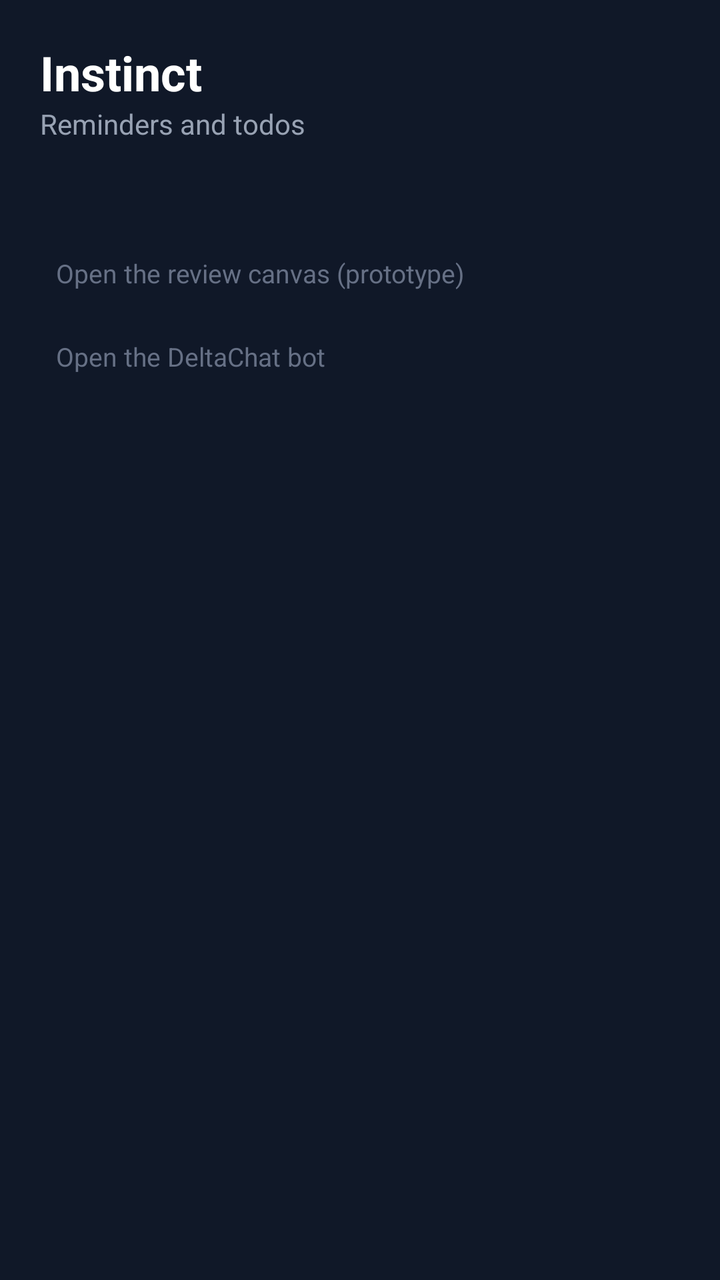
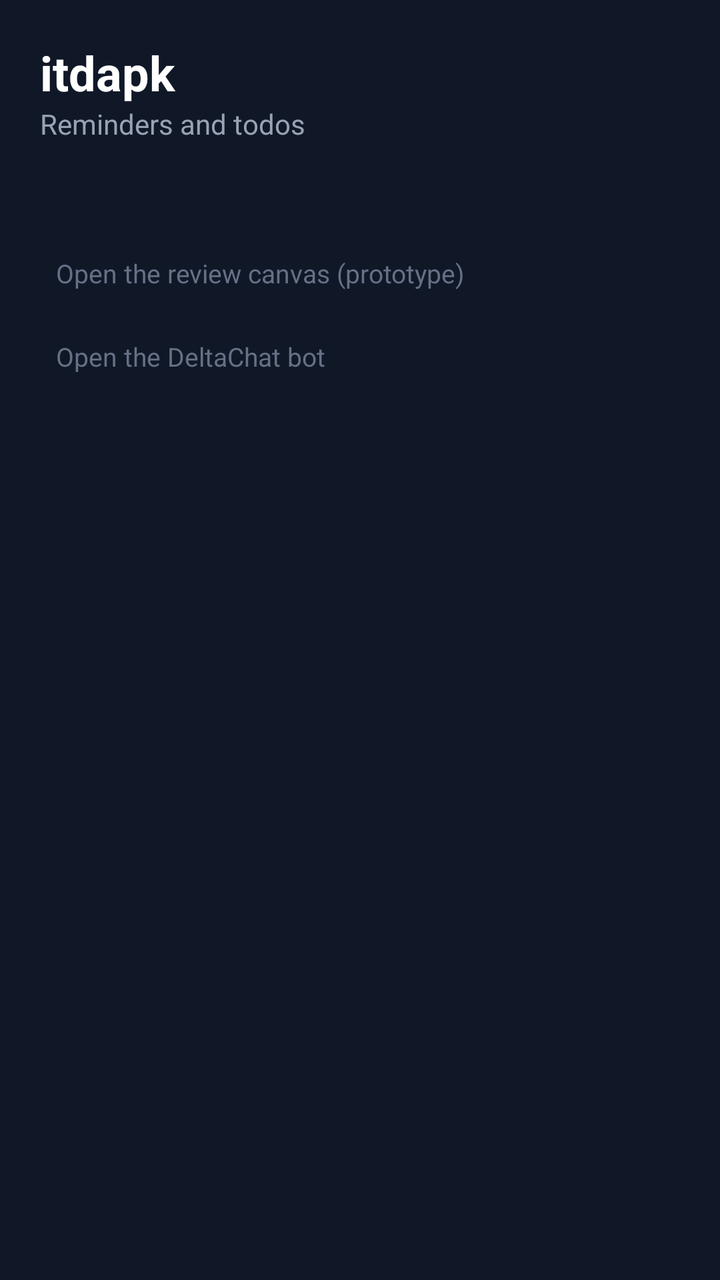

Two renders of the same Android screen: before a commit and after it. Below are the layout's source before the change and the commit's diff.
<!-- AndroidManifest.xml: application theme AppTheme -->
<!-- res/layout/activity_main.xml -->
<?xml version="1.0" encoding="utf-8"?>
<LinearLayout xmlns:android="http://schemas.android.com/apk/res/android"
    android:layout_width="match_parent" android:layout_height="match_parent"
    android:orientation="vertical" android:background="#101828" android:padding="20dp">

    <TextView android:id="@+id/title" android:layout_width="match_parent" android:layout_height="wrap_content"
        android:text="Instinct" android:textColor="#FFFFFF" android:textSize="24sp" android:textStyle="bold" />
    <TextView android:id="@+id/subtitle" android:layout_width="match_parent" android:layout_height="wrap_content"
        android:text="Reminders and todos" android:textColor="#98A2B3" android:textSize="14sp"
        android:layout_marginBottom="16dp" />

    <LinearLayout android:id="@+id/pairingPane" android:layout_width="match_parent" android:layout_height="wrap_content"
        android:orientation="vertical" android:visibility="gone">
        <TextView android:layout_width="match_parent" android:layout_height="wrap_content"
            android:text="Pair this phone with Instinct" android:textColor="#F59E0B" android:textSize="16sp" android:textStyle="bold" />
        <TextView android:layout_width="match_parent" android:layout_height="wrap_content"
            android:layout_marginTop="8dp" android:textColor="#D0D5DD" android:textSize="14sp"
            android:text="1. Tap the button below to create this phone's private key.\n2. Send the shown public key to Instinct on WhatsApp (it is not secret).\n3. Instinct encrypts your list so only this phone can read it.\n4. Come back and tap Sync now." />
        <Button android:id="@+id/generateKey" android:layout_width="match_parent" android:layout_height="wrap_content"
            android:layout_marginTop="16dp" android:text="Create pairing key" />
        <TextView android:id="@+id/pubkeyLabel" android:layout_width="match_parent" android:layout_height="wrap_content"
            android:layout_marginTop="16dp" android:text="Your public key:" android:textColor="#98A2B3"
            android:textSize="12sp" android:visibility="gone" />
        <TextView android:id="@+id/pubkey" android:layout_width="match_parent" android:layout_height="wrap_content"
            android:textColor="#FFFFFF" android:textSize="12sp" android:textIsSelectable="true"
            android:background="#1D2939" android:padding="12dp" android:visibility="gone" />
        <Button android:id="@+id/copyKey" android:layout_width="match_parent" android:layout_height="wrap_content"
            android:layout_marginTop="8dp" android:text="Copy public key" android:visibility="gone" />
        <TextView android:layout_width="match_parent" android:layout_height="wrap_content"
            android:layout_marginTop="16dp" android:text="Feed address (only for public builds without one built in):"
            android:textColor="#98A2B3" android:textSize="12sp" />
        <EditText android:id="@+id/feedUrlInput" android:layout_width="match_parent" android:layout_height="wrap_content"
            android:layout_marginTop="4dp" android:hint="https://files.instinct.com/..." android:textColor="#FFFFFF"
            android:textColorHint="#475467" android:textSize="13sp" android:background="#1D2939" android:padding="12dp"
            android:inputType="textUri" />
        <Button android:id="@+id/saveFeedUrl" android:layout_width="match_parent" android:layout_height="wrap_content"
            android:layout_marginTop="8dp" android:text="Save feed address" />
    </LinearLayout>

    <LinearLayout android:id="@+id/listPane" android:layout_width="match_parent" android:layout_height="0dp"
        android:layout_weight="1" android:orientation="vertical" android:visibility="gone">
        <ListView android:id="@+id/list" android:layout_width="match_parent" android:layout_height="0dp"
            android:layout_weight="1" android:divider="#1D2939" android:dividerHeight="1dp" />
        <TextView android:id="@+id/empty" android:layout_width="match_parent" android:layout_height="wrap_content"
            android:text="Nothing synced yet. Tap Sync now." android:textColor="#98A2B3" android:textSize="14sp"
            android:padding="12dp" android:visibility="gone" />
    </LinearLayout>

    <TextView android:id="@+id/lastSync" android:layout_width="match_parent" android:layout_height="wrap_content"
        android:layout_marginTop="8dp" android:textColor="#667085" android:textSize="12sp" />
    <ProgressBar android:id="@+id/syncProgress" style="?android:attr/progressBarStyleHorizontal"
        android:layout_width="match_parent" android:layout_height="wrap_content"
        android:layout_marginTop="4dp" android:max="100" android:visibility="gone" />
    <Button android:id="@+id/syncNow" android:layout_width="match_parent" android:layout_height="wrap_content"
        android:layout_marginTop="8dp" android:text="Sync now" android:visibility="gone" />
    <TextView android:id="@+id/repair" android:layout_width="match_parent" android:layout_height="wrap_content"
        android:layout_marginTop="8dp" android:text="Re-pair this phone" android:textColor="#667085"
        android:textSize="13sp" android:padding="8dp" android:visibility="gone" />
    <TextView android:id="@+id/openCanvas" android:layout_width="match_parent" android:layout_height="wrap_content"
        android:layout_marginTop="8dp" android:text="Open the review canvas (prototype)" android:textColor="#667085"
        android:textSize="13sp" android:padding="8dp" />
    <TextView android:id="@+id/openBot" android:layout_width="match_parent" android:layout_height="wrap_content"
        android:layout_marginTop="8dp" android:text="Open the DeltaChat bot" android:textColor="#667085"
        android:textSize="13sp" android:padding="8dp" />
    <TextView android:id="@+id/updateLine" android:layout_width="match_parent" android:layout_height="wrap_content"
        android:layout_marginTop="8dp" android:textColor="#F59E0B" android:textSize="12sp"
        android:padding="4dp" android:visibility="gone" />
    <ProgressBar android:id="@+id/updateProgress" style="?android:attr/progressBarStyleHorizontal"
        android:layout_width="match_parent" android:layout_height="wrap_content"
        android:layout_marginTop="4dp" android:max="100" android:visibility="gone" />
    <TextView android:id="@+id/version" android:layout_width="match_parent" android:layout_height="wrap_content"
        android:text="" android:textColor="#475467" android:textSize="11sp" android:gravity="end" />
</LinearLayout>
<!-- resources referenced by this layout -->
<resources>
  <style name="AppTheme" parent="android:Theme.Material.NoActionBar">
          <item name="android:windowBackground">@android:color/black</item>
          <item name="android:statusBarColor">#101828</item>
          <item name="android:navigationBarColor">#101828</item>
          <item name="android:colorAccent">#F59E0B</item>
      </style>
</resources>

<!-- the commit's change to res/layout/activity_main.xml (unified diff, before → after) -->
@@ -4,7 +4,7 @@
     android:orientation="vertical" android:background="#101828" android:padding="20dp">
 
     <TextView android:id="@+id/title" android:layout_width="match_parent" android:layout_height="wrap_content"
-        android:text="Instinct" android:textColor="#FFFFFF" android:textSize="24sp" android:textStyle="bold" />
+        android:text="itdapk" android:textColor="#FFFFFF" android:textSize="24sp" android:textStyle="bold" />
     <TextView android:id="@+id/subtitle" android:layout_width="match_parent" android:layout_height="wrap_content"
         android:text="Reminders and todos" android:textColor="#98A2B3" android:textSize="14sp"
         android:layout_marginBottom="16dp" />
@@ -12,10 +12,10 @@
     <LinearLayout android:id="@+id/pairingPane" android:layout_width="match_parent" android:layout_height="wrap_content"
         android:orientation="vertical" android:visibility="gone">
         <TextView android:layout_width="match_parent" android:layout_height="wrap_content"
-            android:text="Pair this phone with Instinct" android:textColor="#F59E0B" android:textSize="16sp" android:textStyle="bold" />
+            android:text="Pair this phone" android:textColor="#F59E0B" android:textSize="16sp" android:textStyle="bold" />
         <TextView android:layout_width="match_parent" android:layout_height="wrap_content"
             android:layout_marginTop="8dp" android:textColor="#D0D5DD" android:textSize="14sp"
-            android:text="1. Tap the button below to create this phone's private key.\n2. Send the shown public key to Instinct on WhatsApp (it is not secret).\n3. Instinct encrypts your list so only this phone can read it.\n4. Come back and tap Sync now." />
+            android:text="1. Tap the button below to create this phone's private key.\n2. Send the shown public key to your assistant's WhatsApp chat (it is not secret).\n3. Your list is encrypted so only this phone can read it.\n4. Come back and tap Sync now." />
         <Button android:id="@+id/generateKey" android:layout_width="match_parent" android:layout_height="wrap_content"
             android:layout_marginTop="16dp" android:text="Create pairing key" />
         <TextView android:id="@+id/pubkeyLabel" android:layout_width="match_parent" android:layout_height="wrap_content"
